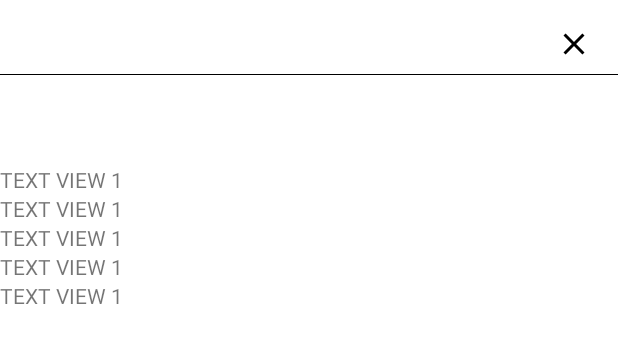
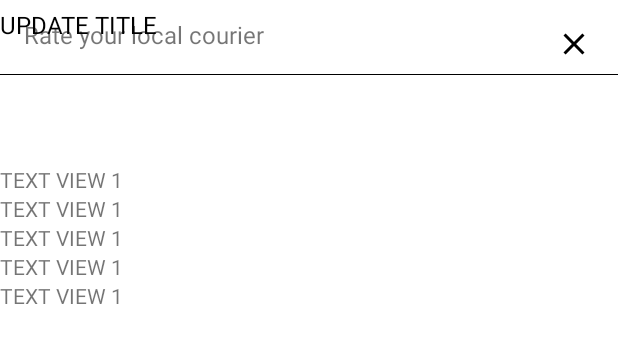
Before and after one commit to AlexBort/BaseKotlin, an Android app: the layout collapsing_toolbar_end.xml on its own in the app's theme, with its tools: preview values and no code run, on a phone screen of 412 x 824 dp. Shown: the top 343 px of the screen. Run offline under Robolectric (Android 15) with nearby library versions, the phone set to English and light mode, and no system bars.

Commit message:
step by step - title updated

```diff
--- a/app/src/main/res/layout/collapsing_toolbar_end.xml
+++ b/app/src/main/res/layout/collapsing_toolbar_end.xml
@@ -16,6 +16,28 @@
         app:layout_constraintTop_toTopOf="parent"
         app:srcCompat="@drawable/ic_baseline_clear_24"
         app:tint="@color/black" />
+
+    <TextView
+        android:id="@+id/title"
+        android:layout_width="wrap_content"
+        android:layout_height="wrap_content"
+        android:layout_marginTop="12dp"
+        android:text="Rate your local courier"
+        android:textSize="16sp"
+        android:layout_marginStart="16dp"
+        app:layout_constraintStart_toStartOf="parent"
+        app:layout_constraintTop_toTopOf="parent" />
+
+    <TextView
+        android:id="@+id/title2"
+        android:layout_width="wrap_content"
+        android:textSize="16sp"
+        app:layout_constraintStart_toStartOf="parent"
+        android:textColor="@color/black"
+        app:layout_constraintTop_toTopOf="parent"
+        android:layout_marginTop="5dp"
+        android:text="UPDATE TITLE"
+        android:layout_height="wrap_content"/>
 
     <TextView
         android:id="@+id/releaseDateTextView"
```
Also changed, not shown: app/src/main/res/layout/collapsing_toolbar.xml (+11 -0 lines).
